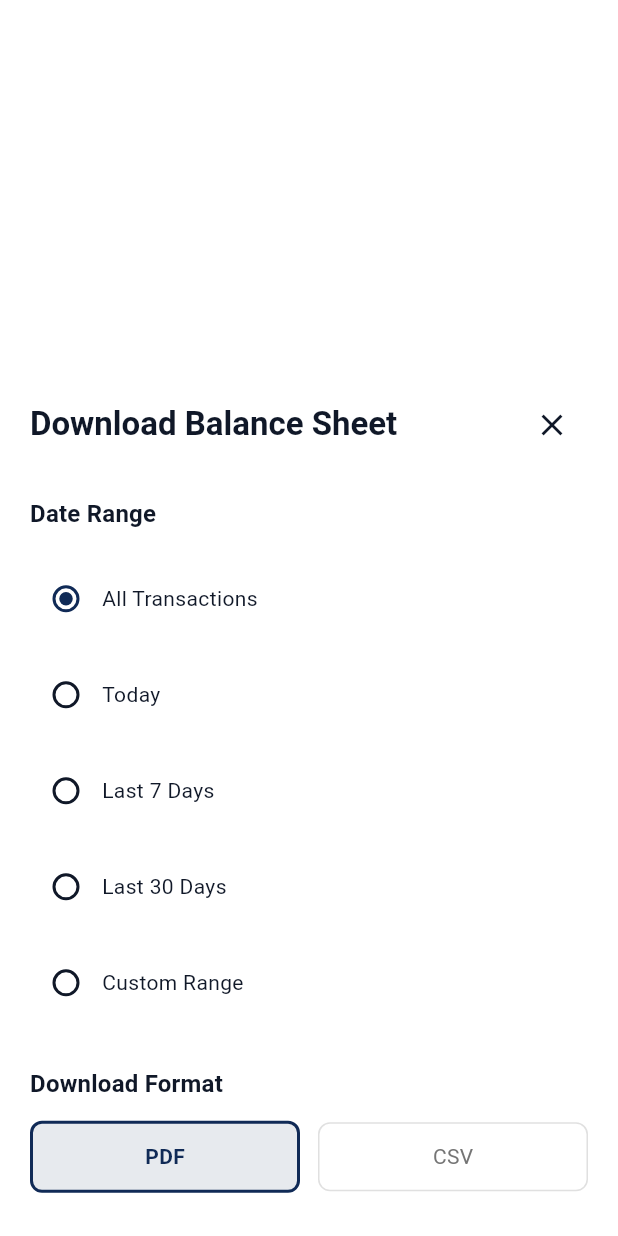
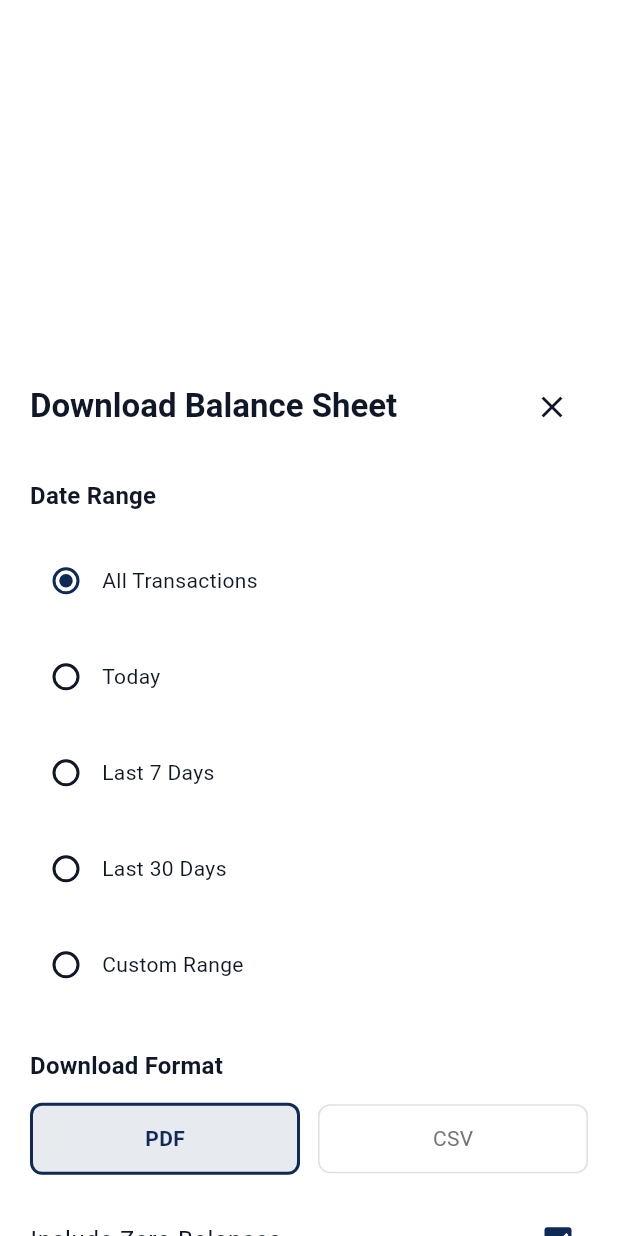
Before and after one commit to aminahnabeel/YahyaandCo-frontend-, a Flutter app: the _DownloadBottomSheet widget shown alone on an empty page, opened directly, on a phone screen of 412 x 824 dp. Run offline on Flutter 3.47's test engine with Material 3 defaults, Android fonts, the light colour scheme and no system bars; our stand-ins replace image_picker.

Commit message:
Remove all top padding in download bottom sheet

```diff
--- a/lib/screens/reports/balance_sheet_page.dart
+++ b/lib/screens/reports/balance_sheet_page.dart
@@ -508,7 +508,7 @@ class _DownloadBottomSheetState extends State<_DownloadBottomSheet> {
       builder: (context, scrollController) => SingleChildScrollView(
         controller: scrollController,
         child: Padding(
-          padding: const EdgeInsets.fromLTRB(20, 12, 20, 20),
+          padding: const EdgeInsets.fromLTRB(20, 0, 20, 20),
           child: Column(
             crossAxisAlignment: CrossAxisAlignment.start,
             children: [
--- a/lib/screens/reports/cash_book_page.dart
+++ b/lib/screens/reports/cash_book_page.dart
@@ -485,7 +485,7 @@ class _DownloadBottomSheetState extends State<_DownloadBottomSheet> {
       builder: (context, scrollController) => SingleChildScrollView(
         controller: scrollController,
         child: Padding(
-          padding: const EdgeInsets.fromLTRB(20, 12, 20, 20),
+          padding: const EdgeInsets.fromLTRB(20, 0, 20, 20),
           child: Column(
             crossAxisAlignment: CrossAxisAlignment.start,
             children: [
--- a/lib/screens/reports/profit_and_loss_page.dart
+++ b/lib/screens/reports/profit_and_loss_page.dart
@@ -535,7 +535,7 @@ class _DownloadBottomSheetState extends State<_DownloadBottomSheet> {
       builder: (context, scrollController) => SingleChildScrollView(
         controller: scrollController,
         child: Padding(
-          padding: const EdgeInsets.fromLTRB(20, 12, 20, 20),
+          padding: const EdgeInsets.fromLTRB(20, 0, 20, 20),
           child: Column(
             crossAxisAlignment: CrossAxisAlignment.start,
             children: [
--- a/lib/screens/reports/trial_balance_page.dart
+++ b/lib/screens/reports/trial_balance_page.dart
@@ -644,7 +644,7 @@ class _DownloadBottomSheetState extends State<_DownloadBottomSheet> {
       builder: (context, scrollController) => SingleChildScrollView(
         controller: scrollController,
         child: Padding(
-          padding: const EdgeInsets.fromLTRB(20, 12, 20, 20),
+          padding: const EdgeInsets.fromLTRB(20, 0, 20, 20),
           child: Column(
             crossAxisAlignment: CrossAxisAlignment.start,
             children: [
```
